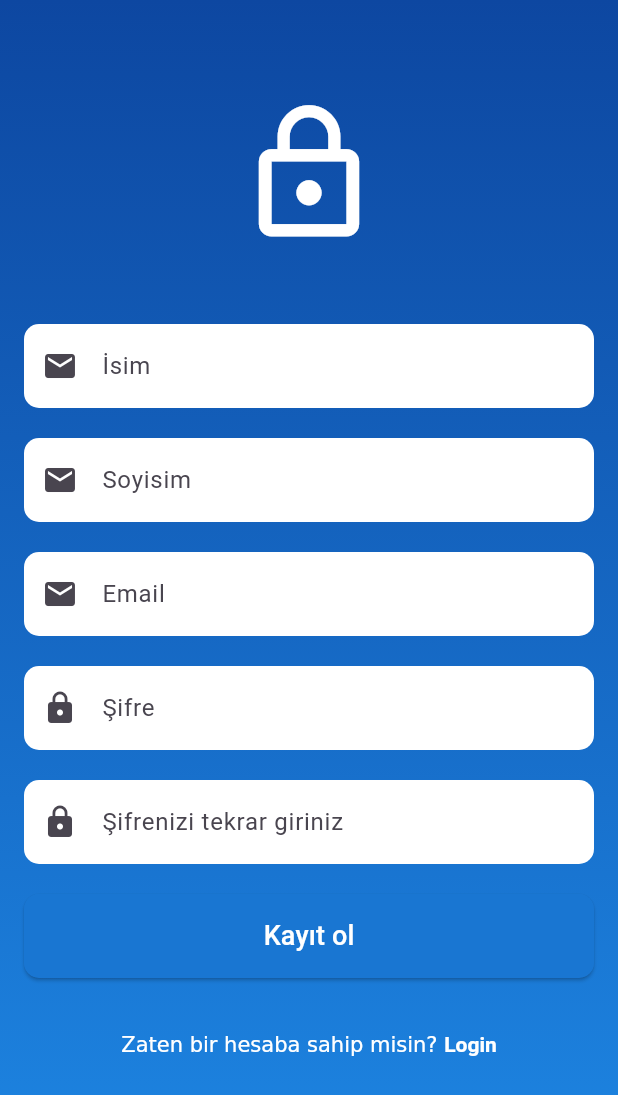
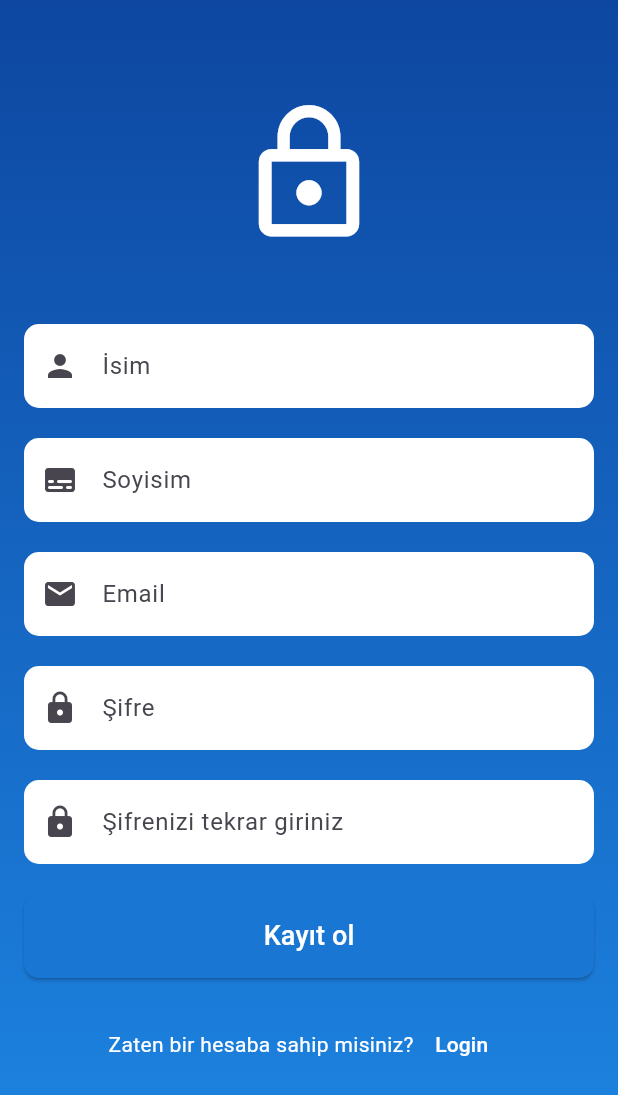
Before and after one commit to oguzdgd/AppJamGrup51, a Flutter app: the SignUpView screen opened by its route, on a phone screen of 412 x 824 dp. Shown: the top 1095 px of the screen. Run offline on Flutter 3.47's test engine with Material 3 defaults, Android fonts, the phone set to English and light mode, and no system bars; our stand-ins replace firebase_auth, firebase_core, flutter_dotenv, stacked, stacked_services; accounts and stored records are empty; generated files the repository leaves out were written again; network calls fail.

```diff
--- a/lib/app/app.locator.dart
+++ b/lib/app/app.locator.dart
@@ -1,3 +1,4 @@
+import 'package:appjamgrup51/services/authentication_service.dart';
 import 'package:stacked/stacked_annotations.dart';
 import 'package:stacked_services/stacked_services.dart';
 
@@ -14,4 +15,5 @@ Future<void> setupLocator({
 // Register dependencies
 
   locator.registerLazySingleton(() => NavigationService());
+  locator.registerLazySingleton(() => AuthenticationService());
 }
--- a/lib/main.dart
+++ b/lib/main.dart
@@ -1,6 +1,7 @@
 import 'package:appjamgrup51/app/app.locator.dart';
 import 'package:appjamgrup51/app/app.router.dart';
 import 'package:flutter/material.dart';
+import 'package:flutter_dotenv/flutter_dotenv.dart';
 import 'package:stacked_services/stacked_services.dart';
 
 import 'package:firebase_core/firebase_core.dart';
@@ -9,6 +10,7 @@ import 'firebase_options.dart';
 Future<void> main() async {
   WidgetsFlutterBinding.ensureInitialized();
   await setupLocator();
+  await dotenv.load(fileName: ".env");
   await Firebase.initializeApp(
     options: DefaultFirebaseOptions.currentPlatform,
   );
--- a/lib/ui/signup/signup_view.dart
+++ b/lib/ui/signup/signup_view.dart
@@ -1,15 +1,18 @@
+import 'package:appjamgrup51/ui/signup/signup_view_model.dart';
 import 'package:flutter/material.dart';
+import 'package:stacked/stacked.dart';
 
-class SignUpView extends StatelessWidget {
+class SignUpView extends StackedView<SignUpViewModel> {
   SignUpView({super.key});
 
   final TextEditingController namecontroller = TextEditingController();
   final TextEditingController surnamecontroller = TextEditingController();
   final TextEditingController emailcontroller = TextEditingController();
   final TextEditingController passwordcontroller = TextEditingController();
+  final TextEditingController passwordCheckcontroller = TextEditingController();
 
   @override
-  Widget build(BuildContext context) {
+  Widget builder(BuildContext context, SignUpViewModel viewModel, Widget? child) {
     // Ekran boyutlarını al
     final screenWidth = MediaQuery.of(context).size.width;
     final screenHeight = MediaQuery.of(context).size.height;
@@ -43,12 +46,12 @@ class SignUpView extends StatelessWidget {
 
                 //İSİM
                 TextField(
-                  controller: emailcontroller,
+                  controller: namecontroller,
                   decoration: InputDecoration(
                     filled: true,
                     fillColor: Colors.white,
                     hintText: 'İsim',
-                    prefixIcon: Icon(Icons.email),
+                    prefixIcon: Icon(Icons.person),
                     border: OutlineInputBorder(
                       borderRadius: BorderRadius.circular(10.0),
                       borderSide: BorderSide.none,
@@ -59,12 +62,12 @@ class SignUpView extends StatelessWidget {
 
                 //SOYİSİM
                 TextField(
-                  controller: emailcontroller,
+                  controller: surnamecontroller,
                   decoration: InputDecoration(
                     filled: true,
                     fillColor: Colors.white,
                     hintText: 'Soyisim',
-                    prefixIcon: Icon(Icons.email),
+                    prefixIcon: Icon(Icons.subtitles_rounded),
                     border: OutlineInputBorder(
                       borderRadius: BorderRadius.circular(10.0),
                       borderSide: BorderSide.none,
@@ -108,7 +111,7 @@ class SignUpView extends StatelessWidget {
 
                 //ŞİFRE TEKRARI
                 TextField(
-                  controller: passwordcontroller,
+                  controller: passwordCheckcontroller,
                   obscureText: true,
                   decoration: InputDecoration(
                     filled: true,
@@ -127,7 +130,7 @@ class SignUpView extends StatelessWidget {
                   width: double.infinity,
                   child: ElevatedButton(
                     onPressed: () {
-                      // Giriş işlemleri burada yapılacak
+                      viewModel.signUp(emailcontroller.text, passwordcontroller.text);
                     },
                     style: ElevatedButton.styleFrom(
                       padding: EdgeInsets.symmetric(vertical: 15.0), backgroundColor: Colors.blue.shade700,
@@ -146,21 +149,23 @@ class SignUpView extends StatelessWidget {
                 ),
                 const SizedBox(height: 20),
                 // Kayıt Olma ve Şifremi Unuttum Linkleri
+                Row(
+                  mainAxisAlignment: MainAxisAlignment.center,
+                  children: [
+                    const Text("Zaten bir hesaba sahip misiniz?",style: TextStyle(color: Colors.white),),
                     TextButton(
                       onPressed: () {
-                    // Kayıt olma işlemleri burada yapılacak
+                        viewModel.goToLogin();
                       },
-                  child:  RichText(
-                   text: TextSpan(
-                     children: [
-                       TextSpan(text:"Zaten bir hesaba sahip misin? "),
-                       TextSpan(text: 'Login',style: TextStyle(
-                         fontWeight: FontWeight.bold,
+                      child: const Text(
+                        'Login',
+                        style: TextStyle(
                           color: Colors.white,
-                       ),)
-                     ]
+
                         ),
                       ),
+                    ),
+                  ],
                 ),
               ],
             ),
@@ -169,4 +174,11 @@ class SignUpView extends StatelessWidget {
       ),
     );
   }
+
+
+
+  @override
+  SignUpViewModel viewModelBuilder(BuildContext context) {
+    return SignUpViewModel();
   }
+}
--- a/pubspec.yaml
+++ b/pubspec.yaml
@@ -21,6 +21,7 @@ dependencies:
   google_fonts: ^6.2.1
   firebase_core: ^2.31.0
   flutter_dotenv: ^5.1.0
+  firebase_auth: ^4.19.5
 
 dev_dependencies:
   flutter_test:
```
Also changed, not shown: lib/pages/bilgi_paylasimi.dart (+16 -1 lines), lib/services/authentication_service.dart (added, +42 -0 lines), lib/ui/login/login_view.dart (+30 -19 lines), lib/ui/login/login_view_model.dart (+22 -1 lines), lib/ui/main/main_view_model.dart (+0 -12 lines), lib/ui/signup/signup_view_model.dart (+21 -1 lines), lib/ui/splash/splash_view_model.dart (+9 -1 lines), pubspec.lock, 3 other files. Lines whose indentation alone changed are shown as unchanged.
